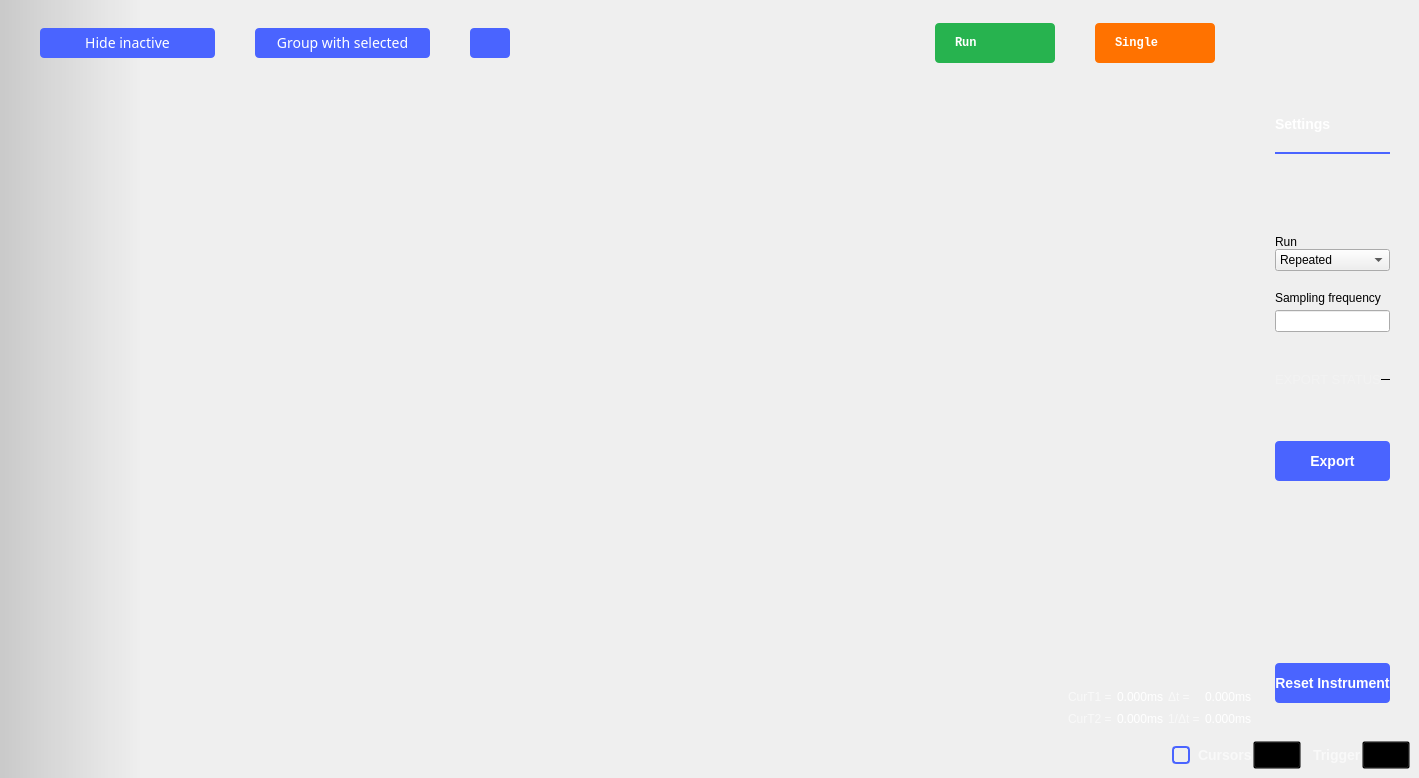
Old version of the form ui/logic_analyzer.ui in the repository analogdevicesinc/scopy.
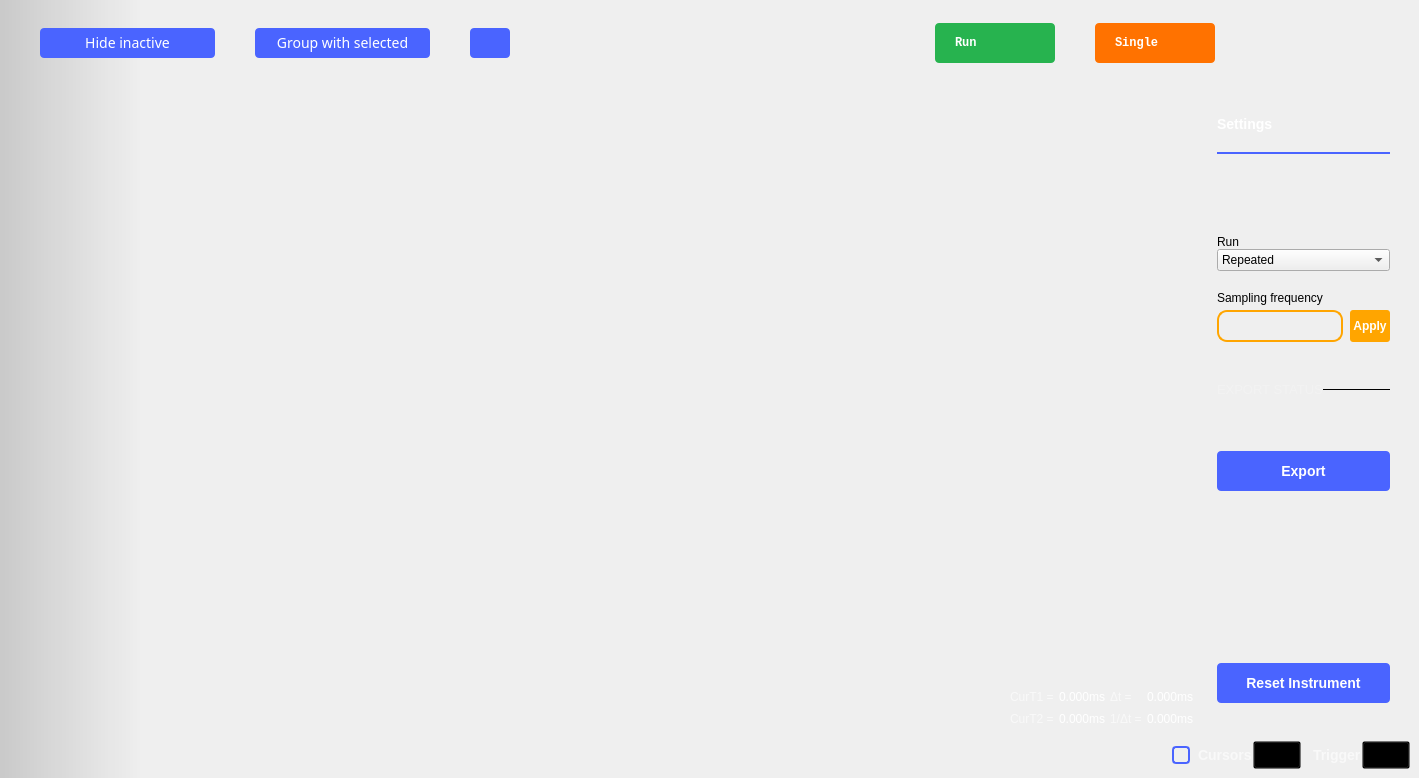
New version of the form. Icons and pictures are not drawn. Custom widgets are drawn as their Qt base class.

Commit message:
Logic Analyzer: Modify the sampling frequency selector.
Add a button which validates and applies the sampling frequency and set
some limits to this input line.

Diff of the .ui file:
```diff
--- a/ui/logic_analyzer.ui
+++ b/ui/logic_analyzer.ui
@@ -1583,7 +1583,97 @@
                    </spacer>
                   </item>
                   <item>
-                   <widget class="QLineEdit" name="lineeditSampleRate"/>
+                   <layout class="QHBoxLayout" name="horizontalLayout_5">
+                    <property name="spacing">
+                     <number>7</number>
+                    </property>
+                    <property name="topMargin">
+                     <number>0</number>
+                    </property>
+                    <item>
+                     <widget class="QLineEdit" name="lineeditSampleRate">
+                      <property name="minimumSize">
+                       <size>
+                        <width>0</width>
+                        <height>32</height>
+                       </size>
+                      </property>
+                      <property name="maximumSize">
+                       <size>
+                        <width>16777215</width>
+                        <height>32</height>
+                       </size>
+                      </property>
+                      <property name="styleSheet">
+                       <string notr="true">QLineEdit {
+height: 32px;
+color: white;
+font-family: &quot;monospace&quot; 14;
+border: 2px solid;
+border-color: orange;
+border-radius: 10px;
+padding: 0 8px;
+background: transparent;
+selection-background-color: darkgray;
+}
+QLineEdit[invalid=true] {
+border-color: red;
+}
+QLineEdit[valid=true] {
+border-color: green;
+}
+QLineEdit[enabled=false] {
+border-color: grey;
+color: grey;
+}</string>
+                      </property>
+                     </widget>
+                    </item>
+                    <item>
+                     <widget class="QPushButton" name="btnApply">
+                      <property name="sizePolicy">
+                       <sizepolicy hsizetype="Fixed" vsizetype="Fixed">
+                        <horstretch>0</horstretch>
+                        <verstretch>0</verstretch>
+                       </sizepolicy>
+                      </property>
+                      <property name="minimumSize">
+                       <size>
+                        <width>40</width>
+                        <height>32</height>
+                       </size>
+                      </property>
+                      <property name="maximumSize">
+                       <size>
+                        <width>40</width>
+                        <height>32</height>
+                       </size>
+                      </property>
+                      <property name="styleSheet">
+                       <string notr="true">QPushButton {
+color: white;
+background-color: #4a64ff;
+font-family: &quot;monospace&quot;;
+font-weight: bold;
+border-width: 0px;
+border-radius: 3px;
+min-width: 40px;
+
+}
+QPushButton:!enabled { background-color: grey; }
+QPushButton:enabled:!pressed { background-color: orange; }
+QPushButton[valid=true]:enabled:!pressed { background-color: green; }
+QPushButton[invalid=true]:enabled:!pressed { background-color: red; }</string>
+                      </property>
+                      <property name="text">
+                       <string>Apply</string>
+                      </property>
+                      <property name="autoDefault">
+                       <bool>true</bool>
+                      </property>
+                     </widget>
+                    </item>
+                   </layout>
                   </item>
                  </layout>
                 </item>
```
The commit also changes 2 other files.
